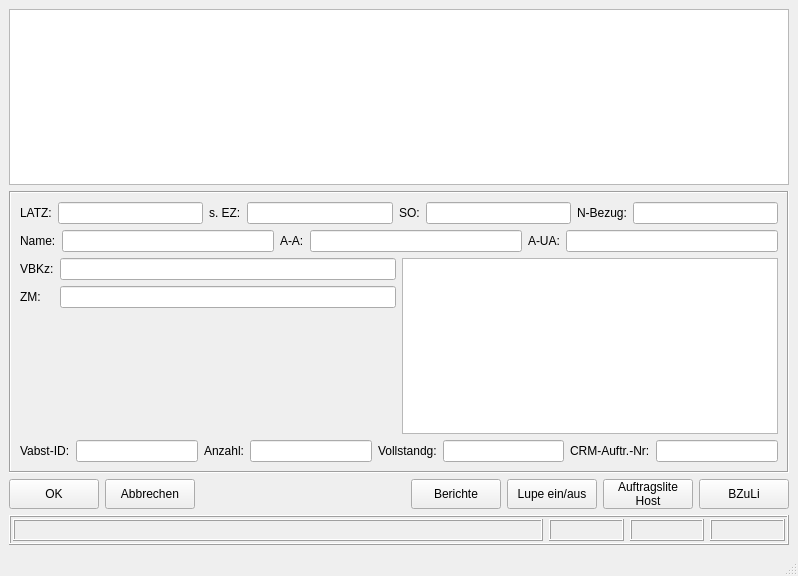
Qt form Smile/UI/auftragsliste.ui (DenisReznikov/Smile) before a commit.
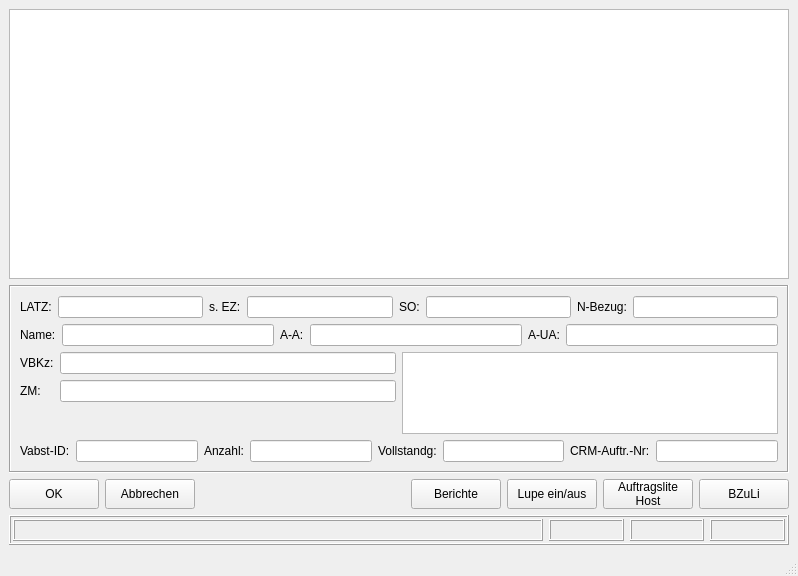
The same form after that commit.

Diff of the .ui file:
```diff
--- a/Smile/UI/auftragsliste.ui
+++ b/Smile/UI/auftragsliste.ui
@@ -15,8 +15,8 @@
   </property>
   <property name="minimumSize">
    <size>
-    <width>798</width>
-    <height>576</height>
+    <width>0</width>
+    <height>0</height>
    </size>
   </property>
   <property name="windowTitle">
@@ -25,7 +25,35 @@
   <widget class="QWidget" name="centralwidget">
    <layout class="QVBoxLayout" name="verticalLayout_2">
     <item>
-     <widget class="QTableView" name="tableView"/>
+     <widget class="QTableView" name="tableView">
+      <property name="minimumSize">
+       <size>
+        <width>779</width>
+        <height>270</height>
+       </size>
+      </property>
+      <property name="verticalScrollBarPolicy">
+       <enum>Qt::ScrollBarAsNeeded</enum>
+      </property>
+      <property name="horizontalScrollBarPolicy">
+       <enum>Qt::ScrollBarAsNeeded</enum>
+      </property>
+      <property name="sizeAdjustPolicy">
+       <enum>QAbstractScrollArea::AdjustIgnored</enum>
+      </property>
+      <property name="selectionBehavior">
+       <enum>QAbstractItemView::SelectRows</enum>
+      </property>
+      <property name="textElideMode">
+       <enum>Qt::ElideMiddle</enum>
+      </property>
+      <property name="gridStyle">
+       <enum>Qt::CustomDashLine</enum>
+      </property>
+      <property name="sortingEnabled">
+       <bool>true</bool>
+      </property>
+     </widget>
     </item>
     <item>
      <widget class="QFrame" name="outFrame">
```
